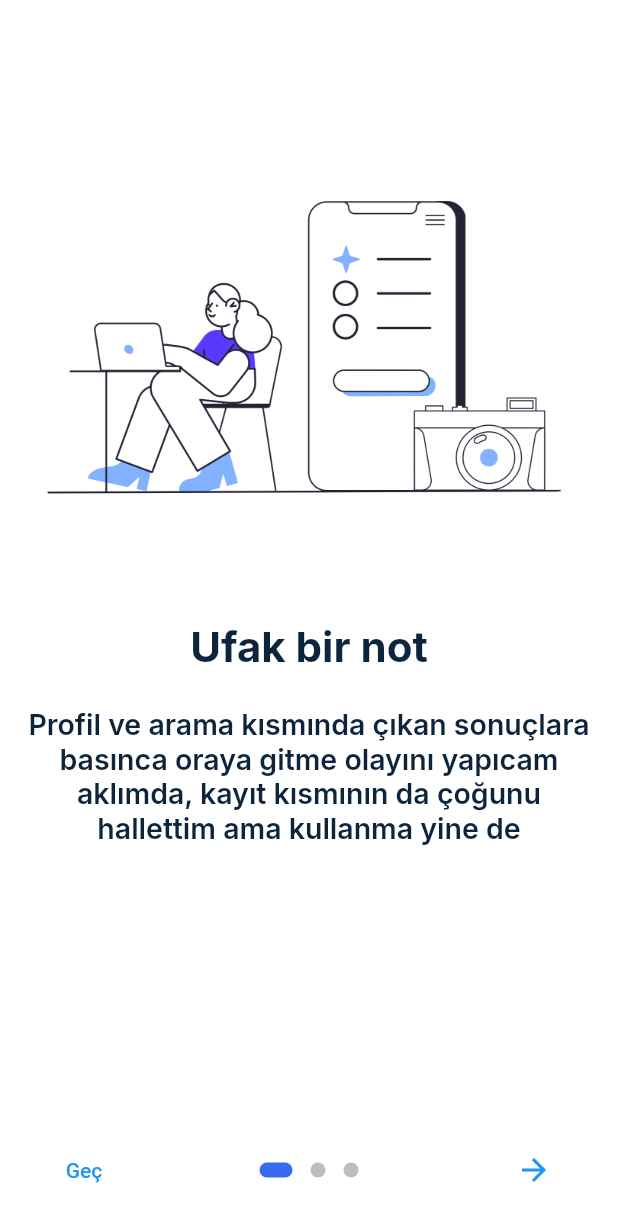
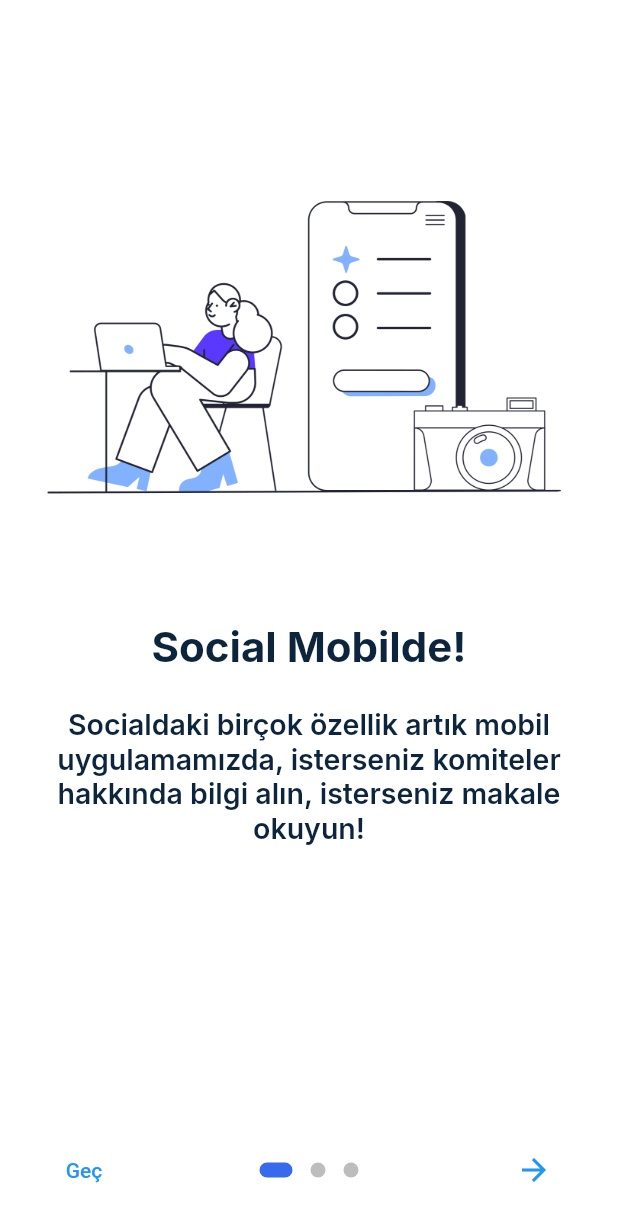
Before and after one commit to emirkutlugun77/ieee-mobil-frontend, a Flutter app: the screen it shows after launch, on a phone screen of 412 x 824 dp. Shown: the top 1222 px of the screen. Run offline on Flutter 3.47's test engine with Material 2 defaults, Android fonts, the light colour scheme and no system bars; drawn by our look-alikes of introduction_screen; our stand-ins replace cached_network_image, dio, flip_card, flutter_easyloading, flutter_html, font_awesome_flutter and 12 more; missing offline and left inert: alphabet_list_scroll_view, date_time_format, loading_animations, scan, translator; accounts and stored records are empty.

Commit message:
bitmemiş

```diff
--- a/lib/UI/onboard/onboard.dart
+++ b/lib/UI/onboard/onboard.dart
@@ -62,9 +62,9 @@ class _OnBoardingPageState extends State<OnBoardingPage> {
 
       pages: [
         PageViewModel(
-          title: "Ufak bir not", //"Social Artık Mobilde!",
+          title: "Social Mobilde!", //"Social Artık Mobilde!",
           body:
-              "Profil ve arama kısmında çıkan sonuçlara basınca oraya gitme olayını yapıcam aklımda, kayıt kısmının da çoğunu hallettim ama kullanma yine de ",
+              "Socialdaki birçok özellik artık mobil uygulamamızda, isterseniz komiteler hakkında bilgi alın, isterseniz makale okuyun!",
           //"Socialdaki birçok özellik artık mobil uygulamamızda, isterseniz komiteler hakkında bilgi alın, isterseniz makale okuyun!",
           image: Image.asset('images/ob1.png'),
           decoration: pageDecoration.copyWith(
@@ -81,7 +81,7 @@ class _OnBoardingPageState extends State<OnBoardingPage> {
         PageViewModel(
           title: "Sertifikalar",
           body:
-              "Artık sertifikalarınız cebinizde! \n Social mobil ile dilediğiniz zamann sertifikalarınıza bakabilirsiniz",
+              "Artık sertifikalarınız cebinizde! \n Social mobil ile dilediğiniz zaman sertifikalarınıza bakabilirsiniz",
           image: Image.asset('images/ob2.png'),
           decoration: pageDecoration.copyWith(
               imagePadding: EdgeInsets.only(bottom: 18)),
```
